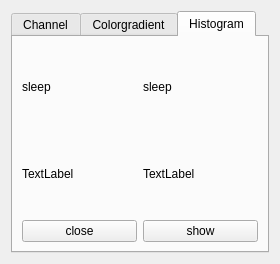
uos/lvr2, file src/tools/viewer/ui/LVRSpectralSettings.ui: the form before one commit.
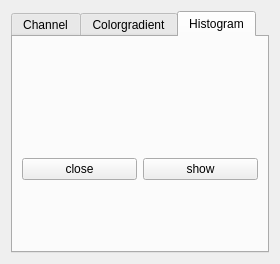
The form after the commit.

The edit to the form file:
```diff
--- a/src/tools/viewer/ui/LVRSpectralSettings.ui
+++ b/src/tools/viewer/ui/LVRSpectralSettings.ui
@@ -321,44 +321,14 @@
        <string>Histogram</string>
       </attribute>
       <layout class="QVBoxLayout" name="verticalLayout_4">
-       <item>
-        <layout class="QHBoxLayout" name="horizontalLayout_11">
-         <item>
-          <widget class="QLabel" name="label_2">
-           <property name="text">
-            <string>sleep</string>
-           </property>
-          </widget>
-         </item>
-         <item>
-          <widget class="QLabel" name="label_4">
-           <property name="text">
-            <string>sleep</string>
-           </property>
-          </widget>
-         </item>
-        </layout>
-       </item>
-       <item>
-        <layout class="QHBoxLayout" name="horizontalLayout_10">
-         <item>
-          <widget class="QLabel" name="label">
-           <property name="text">
-            <string>TextLabel</string>
-           </property>
-          </widget>
-         </item>
-         <item>
-          <widget class="QLabel" name="label_3">
-           <property name="text">
-            <string>TextLabel</string>
-           </property>
-          </widget>
-         </item>
-        </layout>
-       </item>
        <item>
         <layout class="QHBoxLayout" name="horizontalLayout_9">
+         <property name="topMargin">
+          <number>50</number>
+         </property>
+         <property name="bottomMargin">
+          <number>0</number>
+         </property>
          <item>
           <widget class="QPushButton" name="pushButton_h_close">
            <property name="text">
```
